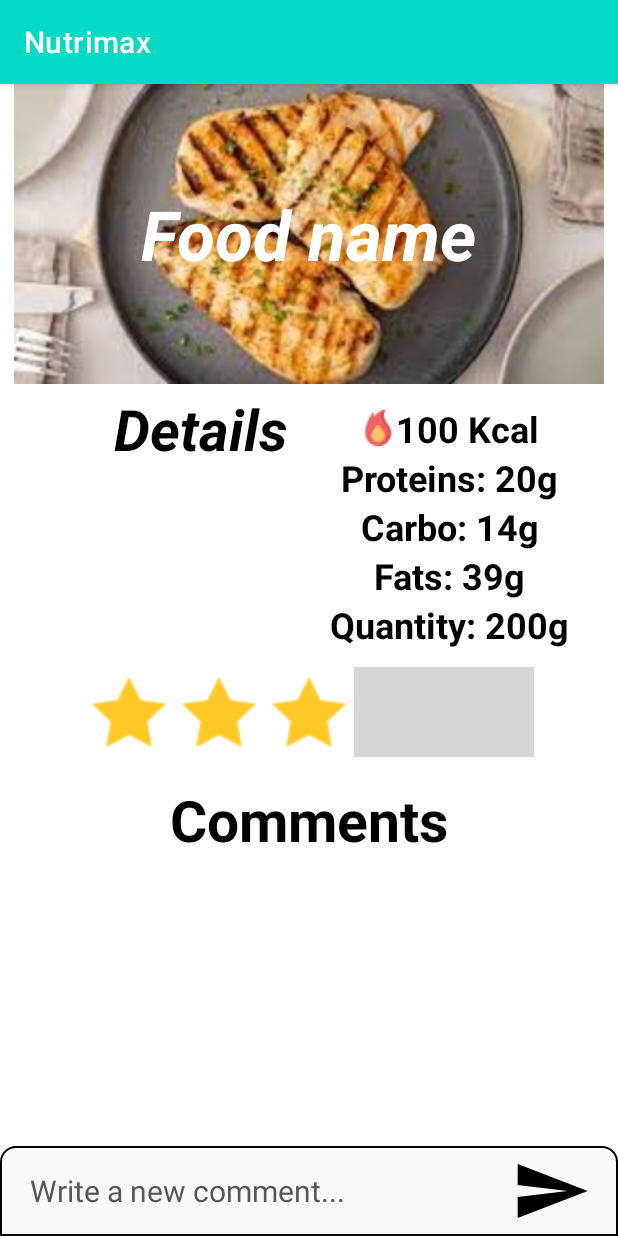
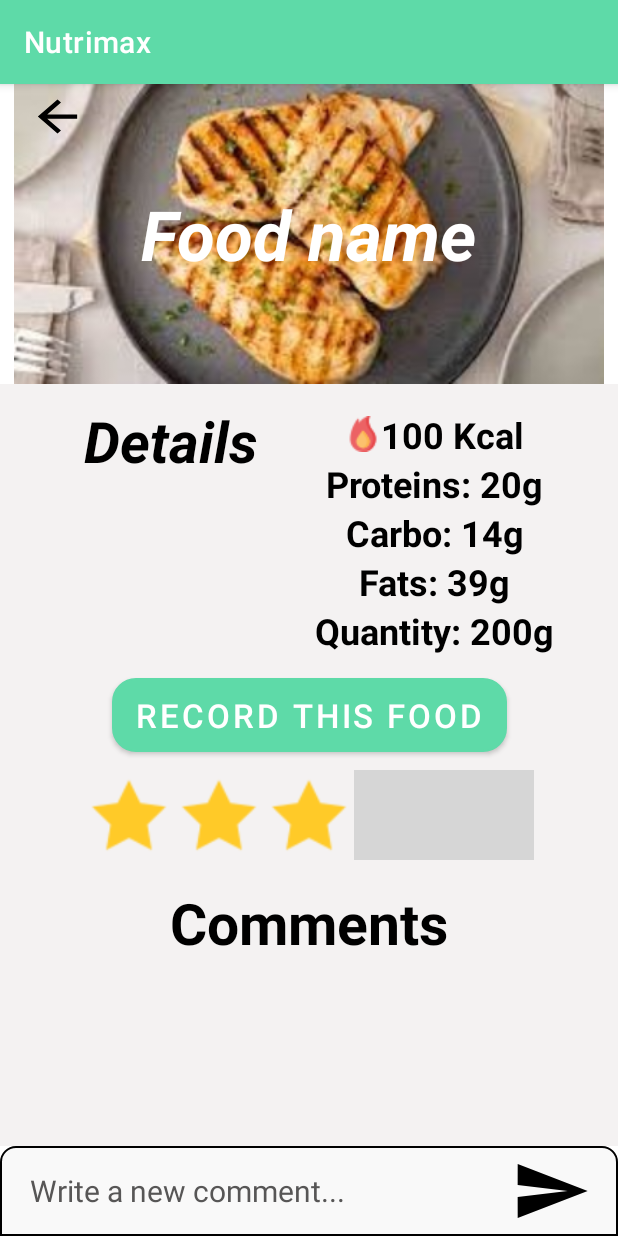
Before and after one commit to andreib99/MSA_Project, an Android app: the FoodActivity screen opened directly, with no data from a screen before it, after a tap on an icon or button, on a phone screen of 412 x 824 dp. Run offline under Robolectric (Android 15) with nearby library versions, the phone set to English and light mode, and no system bars; our stand-ins replace Firebase (no records; nobody signed in at launch, a user with empty details on screens opened directly); 3 other taps on this screen came first; grey boxes are pictures that could not be loaded.

Commit message:
Added changes to FoodActivity and AddFoodActivity.

```diff
--- a/app/src/main/java/com/fitboys/nutrimax/FoodActivity.kt
+++ b/app/src/main/java/com/fitboys/nutrimax/FoodActivity.kt
@@ -1,23 +1,19 @@
 package com.fitboys.nutrimax
 
 import android.annotation.SuppressLint
-import android.content.ContentValues
 import android.content.ContentValues.TAG
 import android.content.Intent
 import android.graphics.BitmapFactory
-import android.os.Build
 import android.os.Bundle
 import android.text.TextUtils
 import android.util.Log
 import android.view.View
 import android.widget.*
-import androidx.annotation.RequiresApi
 import androidx.appcompat.app.AppCompatActivity
 import androidx.recyclerview.widget.LinearLayoutManager
 import androidx.recyclerview.widget.RecyclerView
 import com.firebase.ui.firestore.FirestoreRecyclerOptions
 import com.fitboys.nutrimax.data.model.Comment
-import com.fitboys.nutrimax.data.model.Food
 import com.google.android.gms.tasks.OnCompleteListener
 import com.google.firebase.auth.FirebaseAuth
 import com.google.firebase.firestore.FirebaseFirestore
@@ -26,12 +22,10 @@ import com.google.firebase.firestore.QuerySnapshot
 import com.google.firebase.firestore.ktx.firestore
 import com.google.firebase.ktx.Firebase
 import com.google.firebase.storage.FirebaseStorage
-import org.w3c.dom.Text
 import java.io.File
 import java.io.IOException
 import java.lang.Exception
 import java.text.SimpleDateFormat
-import java.time.format.DateTimeFormatter
 import java.util.*
 import kotlin.collections.HashMap
 
@@ -60,6 +54,11 @@ class FoodActivity : AppCompatActivity()  {
         var star5 : ImageView = findViewById(R.id.Star5)
         val newComment = findViewById<EditText>(R.id.newComment)
         val btnAddComment = findViewById<Button>(R.id.btnAddComment)
+        val btnBack=findViewById<Button>(R.id.FoodBackBtn)
+
+        btnBack.setOnClickListener{view ->
+            startActivity(Intent(this@FoodActivity,FoodListActivity::class.java))
+        }
 
         if (b != null) {
             Log.d(TAG, "Food name = ${b.getString("foodName")}")
--- a/app/src/main/java/com/fitboys/nutrimax/MealRecordActivity.kt
+++ b/app/src/main/java/com/fitboys/nutrimax/MealRecordActivity.kt
@@ -3,7 +3,6 @@ package com.fitboys.nutrimax
 import android.annotation.SuppressLint
 import android.content.Intent
 import android.os.Bundle
-import android.view.View
 import android.widget.Button
 import android.widget.TextView
 import androidx.appcompat.app.AppCompatActivity
@@ -17,7 +16,7 @@ class MealRecordActivity : AppCompatActivity() {
         setContentView(R.layout.meal_record_activity)
 
         val tvDate=findViewById<TextView>(R.id.tvDate)
-        val btnBack=findViewById<Button>(R.id.mealRecordBackBtn)
+        val btnBack=findViewById<Button>(R.id.MealRecordBackBtn)
 
         setDate(tvDate)
         btnBack.setOnClickListener{view ->
--- a/app/src/main/res/layout/activity_food.xml
+++ b/app/src/main/res/layout/activity_food.xml
@@ -25,6 +25,20 @@
             app:layout_constraintStart_toStartOf="parent"
             app:layout_constraintTop_toTopOf="parent" />
 
+
+        <Button
+            android:id="@+id/FoodBackBtn"
+            android:layout_width="39dp"
+            android:layout_height="33dp"
+            android:background="@drawable/ic_baseline_arrow_back_24"
+            app:backgroundTint="@color/black"
+            app:layout_constraintBottom_toBottomOf="parent"
+            app:layout_constraintEnd_toEndOf="parent"
+            app:layout_constraintHorizontal_bias="0.05"
+            app:layout_constraintStart_toStartOf="parent"
+            app:layout_constraintTop_toTopOf="parent"
+            app:layout_constraintVertical_bias="0.03"  />
+
         <TextView
             android:id="@+id/etName"
             android:layout_width="wrap_content"
@@ -43,7 +57,8 @@
         android:id="@+id/scrollView"
         android:layout_width="match_parent"
         android:layout_height="0dp"
-        app:layout_constraintBottom_toBottomOf="parent"
+        android:background="#F4F2F2"
+        app:layout_constraintBottom_toTopOf="@id/linearLayout"
         app:layout_constraintEnd_toEndOf="parent"
         app:layout_constraintStart_toStartOf="parent"
         app:layout_constraintTop_toBottomOf="@id/constraint1">
@@ -63,12 +78,13 @@
                 android:id="@+id/textView16"
                 android:layout_width="wrap_content"
                 android:layout_height="wrap_content"
+                android:layout_marginTop="8dp"
                 android:text="Details"
                 android:textColor="@color/black"
                 android:textSize="38sp"
                 android:textStyle="bold|italic"
                 app:layout_constraintEnd_toEndOf="parent"
-                app:layout_constraintHorizontal_bias="0.25"
+                app:layout_constraintHorizontal_bias="0.18"
                 app:layout_constraintStart_toStartOf="parent"
                 app:layout_constraintTop_toTopOf="parent" />
 
@@ -77,12 +93,10 @@
                 android:layout_width="wrap_content"
                 android:layout_height="wrap_content"
                 android:layout_alignParentTop="true"
-                android:layout_marginBottom="12dp"
                 android:text="Quantity: 200g"
                 android:textColor="@color/black"
                 android:textSize="24sp"
                 android:textStyle="bold"
-                app:layout_constraintBottom_toTopOf="@+id/Star3"
                 app:layout_constraintEnd_toEndOf="parent"
                 app:layout_constraintStart_toEndOf="@+id/textView16"
                 app:layout_constraintTop_toBottomOf="@+id/fats" />
@@ -142,6 +156,19 @@
                 app:layout_constraintStart_toEndOf="@+id/textView16"
                 app:layout_constraintTop_toBottomOf="@+id/carbohydrates" />
 
+            <Button
+                android:id="@+id/btnAddThisFood"
+                android:layout_width="wrap_content"
+                android:layout_height="wrap_content"
+                android:layout_marginTop="15dp"
+                android:background="@drawable/rounded_corner"
+                android:text="Record this food"
+                android:textSize="22sp"
+                app:layout_constraintBottom_toTopOf="@+id/Star3"
+                app:layout_constraintEnd_toEndOf="parent"
+                app:layout_constraintStart_toStartOf="parent"
+                app:layout_constraintTop_toBottomOf="@+id/quantity" />
+
             <TextView
                 android:id="@+id/rating"
                 android:layout_width="wrap_content"
@@ -160,7 +187,7 @@
                 android:padding="2dp"
                 android:src="@drawable/star_unfilled"
                 app:layout_constraintEnd_toStartOf="@id/Star2"
-                app:layout_constraintTop_toBottomOf="@+id/quantity" />
+                app:layout_constraintTop_toBottomOf="@+id/btnAddThisFood" />
 
             <ImageView
                 android:id="@+id/Star2"
@@ -171,7 +198,7 @@
                 android:padding="2dp"
                 android:src="@drawable/star_unfilled"
                 app:layout_constraintEnd_toStartOf="@+id/Star3"
-                app:layout_constraintTop_toBottomOf="@+id/quantity" />
+                app:layout_constraintTop_toBottomOf="@+id/btnAddThisFood" />
 
             <ImageView
                 android:id="@+id/Star3"
@@ -183,7 +210,7 @@
                 android:src="@drawable/star_unfilled"
                 app:layout_constraintEnd_toEndOf="parent"
                 app:layout_constraintStart_toStartOf="parent"
-                app:layout_constraintTop_toBottomOf="@+id/quantity" />
+                app:layout_constraintTop_toBottomOf="@+id/btnAddThisFood" />
 
             <ImageView
                 android:id="@+id/Star4"
@@ -194,7 +221,7 @@
                 android:padding="2dp"
                 android:src="@drawable/star_unfilled"
                 app:layout_constraintStart_toEndOf="@+id/Star3"
-                app:layout_constraintTop_toBottomOf="@+id/quantity" />
+                app:layout_constraintTop_toBottomOf="@+id/btnAddThisFood" />
 
 
             <ImageView
@@ -206,7 +233,7 @@
                 android:padding="2dp"
                 android:src="@drawable/star_unfilled"
                 app:layout_constraintStart_toEndOf="@+id/Star4"
-                app:layout_constraintTop_toBottomOf="@+id/quantity" />
+                app:layout_constraintTop_toBottomOf="@+id/btnAddThisFood" />
 
             <TextView
                 android:id="@+id/comments"
--- a/app/src/main/res/layout/activity_food_list.xml
+++ b/app/src/main/res/layout/activity_food_list.xml
@@ -4,7 +4,8 @@
     xmlns:tools="http://schemas.android.com/tools"
     android:layout_width="match_parent"
     android:layout_height="match_parent"
-    tools:context=".FoodListActivity">
+    tools:context=".FoodListActivity"
+    android:background="@color/white">
 
     <TextView
         android:id="@+id/textView"
--- a/app/src/main/res/layout/activity_single_comment.xml
+++ b/app/src/main/res/layout/activity_single_comment.xml
@@ -3,7 +3,7 @@
     xmlns:app="http://schemas.android.com/apk/res-auto"
     xmlns:tools="http://schemas.android.com/tools"
     android:layout_width="match_parent"
-    android:layout_height="70dp"
+    android:layout_height="wrap_content"
     android:layout_margin="10dp"
     android:background="#F0EDED"
     app:cardCornerRadius="15dp"
@@ -34,6 +34,7 @@
             android:layout_marginStart="5dp"
             android:layout_toEndOf="@+id/userId"
             android:text="at 12/12/2021 8:53 PM"
+            android:textColor="#575656"
             android:textSize="18sp"
             app:layout_constraintStart_toEndOf="@id/userId"
             app:layout_constraintTop_toTopOf="parent" />
@@ -45,6 +46,7 @@
             android:layout_below="@id/userId"
             android:layout_marginTop="8dp"
             android:text="  Is this a good source of proteins?"
+            android:textColor="@color/black"
             android:textSize="24sp"
             app:layout_constraintStart_toStartOf="parent"
             app:layout_constraintTop_toBottomOf="@+id/userId" />
--- a/app/src/main/res/layout/meal_record_activity.xml
+++ b/app/src/main/res/layout/meal_record_activity.xml
@@ -11,7 +11,7 @@
         android:layout_height="wrap_content">
 
         <Button
-            android:id="@+id/mealRecordBackBtn"
+            android:id="@+id/MealRecordBackBtn"
             android:layout_width="39dp"
             android:layout_height="33dp"
             android:background="@drawable/ic_baseline_arrow_back_24"
--- a/app/src/main/res/values/colors.xml
+++ b/app/src/main/res/values/colors.xml
@@ -3,7 +3,7 @@
     <color name="purple_200">#FFBB86FC</color>
     <color name="purple_500">#FF6200EE</color>
     <color name="purple_700">#FF3700B3</color>
-    <color name="teal_200">#FF03DAC5</color>
+    <color name="teal_200">#5EDAA8</color>
     <color name="teal_700">#009688</color>
     <color name="teal_700_nuanta">#FF018786</color>
     <color name="black">#FF000000</color>
```
Also changed, not shown: app/src/main/res/layout/activity_add_food.xml (+121 -65 lines).
